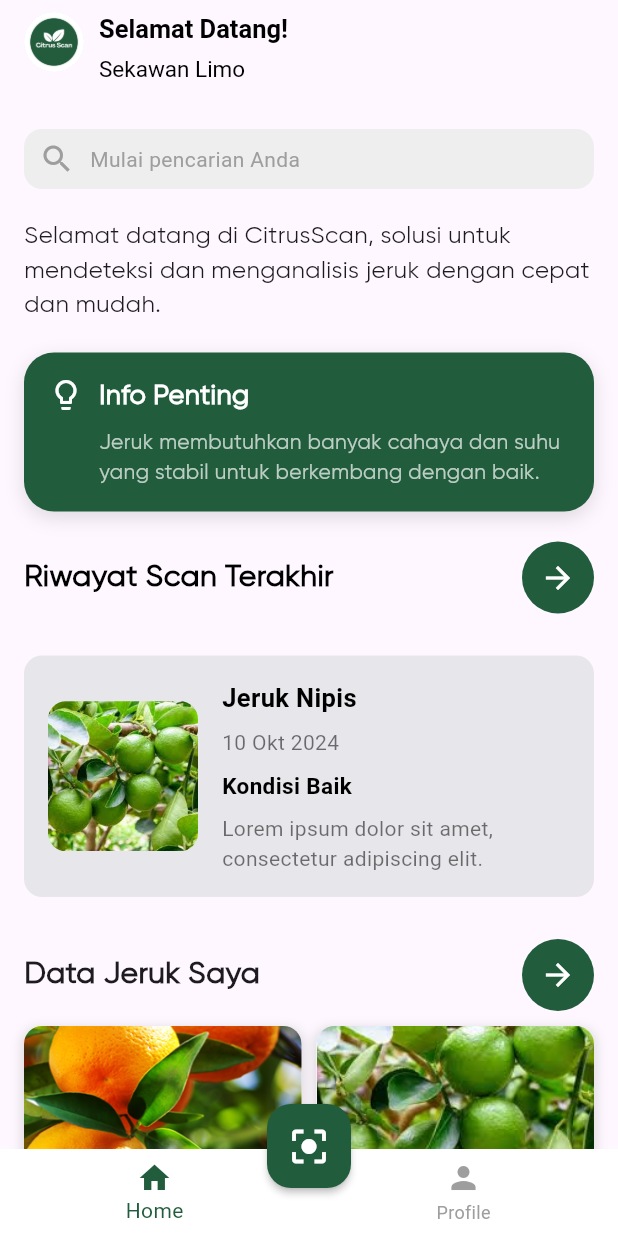
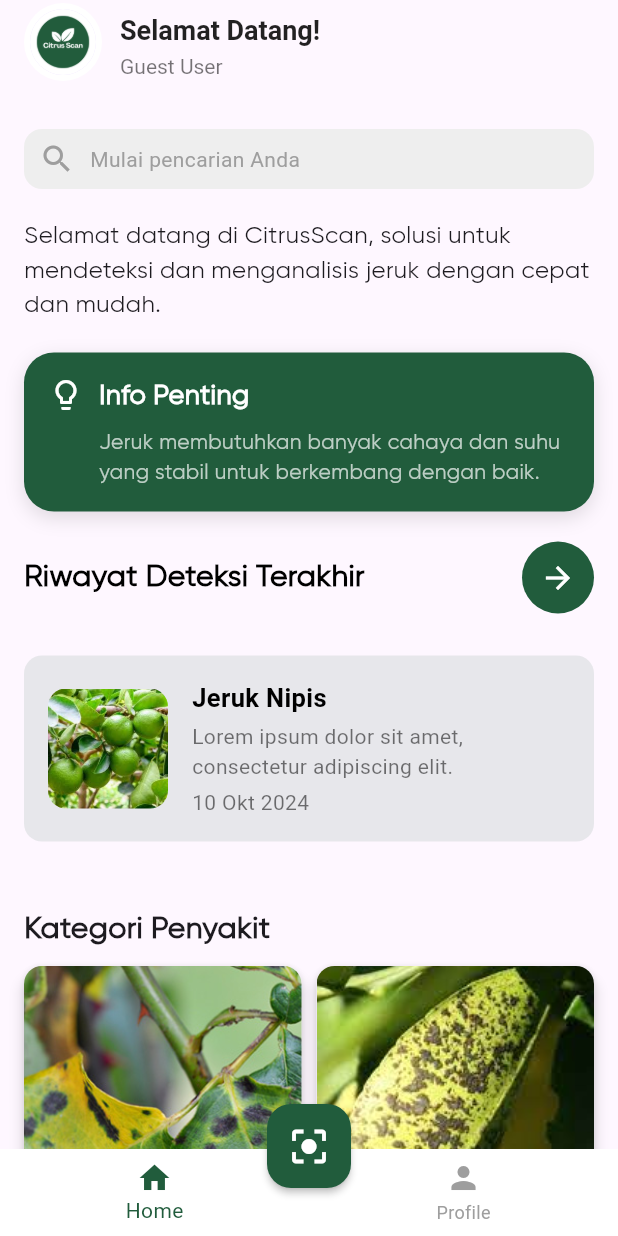
Before and after one commit to Eddav29/CitrusScan-Project, a Flutter app: the HomeScreen screen opened by its route, on a phone screen of 412 x 824 dp. Run offline on Flutter 3.47's test engine with Material 3 defaults, Android fonts, the light colour scheme and no system bars; our stand-ins replace camera, dio, flutter_riverpod, go_router, image_picker, loading_animation_widget and 1 more; accounts and stored records are empty.

Commit message:
Update: show scan history

```diff
--- a/frontend/frontend_project/lib/data/datasource/history_api.dart
+++ b/frontend/frontend_project/lib/data/datasource/history_api.dart
@@ -8,25 +8,29 @@ class HistoryApi {
 
   Future<List<History>> fetchUserHistory(String userId) async {
     try {
-      final response = await _dio.get('/user/$userId/history');
+      final response = await _dio.get('/user-history/$userId');
 
       if (response.data['data'] == null) {
         return [];
       }
 
       final data = response.data['data'] as List;
-      return data.map((history) => History.fromJson({
+      return data
+          .map((history) => History.fromJson({
                 'prediction_id': history['prediction_id'],
                 'disease_name': history['disease_name'],
+                'treatment': history['treatment'],
                 'created_at': history['created_at'],
                 'image_path': history['image_path'],
-      })).toList();
+              }))
+          .toList();
     } on DioException catch (e) {
       throw _handleError(e);
     }
   }
 
-  Future<HistoryDetail> fetchUserHistoryDetail(String userId, String historyId) async {
+  Future<HistoryDetail> fetchUserHistoryDetail(
+      String userId, String historyId) async {
     try {
       final response = await _dio.get('/user/$userId/history/$historyId');
       final data = response.data['data'];
@@ -37,10 +41,12 @@ class HistoryApi {
         imagePath: data['image_path'],
         description: data['description'],
         treatment: data['treatment'],
-        steps: (data['steps'] as List).map((step) => TreatmentStep(
+        steps: (data['steps'] as List)
+            .map((step) => TreatmentStep(
                   step: step['step'],
                   action: step['action'],
-        )).toList(),
+                ))
+            .toList(),
         createdAt: data['created_at'],
       );
     } on DioException catch (e) {
--- a/frontend/frontend_project/lib/screen/common/widgets/app_bar.dart
+++ b/frontend/frontend_project/lib/screen/common/widgets/app_bar.dart
@@ -1,62 +1,80 @@
 import 'package:flutter/material.dart';
+import 'package:flutter_riverpod/flutter_riverpod.dart';
+import 'package:citrus_scan/provider/provider.dart';
 
-class CustomAppBar extends StatelessWidget implements PreferredSizeWidget {
+class CustomAppBar extends ConsumerWidget implements PreferredSizeWidget {
   final Color backgroundColor;
 
   CustomAppBar({required this.backgroundColor});
 
   @override
-  Widget build(BuildContext context) {
+  Widget build(BuildContext context, WidgetRef ref) {
+    final authState = ref.watch(authControllerProvider);
+    final user = authState.user;
+
     return AppBar(
-      backgroundColor: backgroundColor, // Menentukan warna latar belakang AppBar
-      elevation: 0, // Menghilangkan bayangan pada AppBar
+      backgroundColor: backgroundColor,
+      elevation: 0,
       title: Row(
+        crossAxisAlignment: CrossAxisAlignment
+            .center, // Pastikan elemen sejajar secara vertikal
         children: [
           // Menampilkan logo di sebelah kiri
           Container(
+            padding: EdgeInsets.all(
+                4), // Memberikan padding agar logo tidak terlalu rapat dengan batas
             decoration: BoxDecoration(
-              color: Colors.white, // Mengatur warna background logo menjadi putih
-              shape: BoxShape.circle, // Membuat background berbentuk bulat
+              color: Colors.white, // Warna background logo putih
+              shape: BoxShape.circle, // Bentuk bulat untuk logo
             ),
             child: CircleAvatar(
-              backgroundImage: AssetImage('assets/images/logo.png'), // Menggunakan logo dari folder assets
-              radius: 20, // Ukuran logo
+              backgroundImage:
+                  AssetImage('assets/images/logo.png'), // Logo aplikasi
+              radius: 22, // Ukuran logo lebih besar agar terlihat jelas
             ),
           ),
-          SizedBox(width: 10), // Spasi antara logo dan teks
+          SizedBox(width: 12), // Memberikan spasi antara logo dan teks
 
           // Teks sambutan di sebelah kanan logo
-          Column(
-            crossAxisAlignment: CrossAxisAlignment.start, // Mengatur teks berposisi ke kiri
+          Expanded(
+            child: Column(
+              crossAxisAlignment:
+                  CrossAxisAlignment.start, // Teks akan terposisikan ke kiri
               children: [
                 Padding(
-                padding: const EdgeInsets.only(top: 7), // Jarak teks dari atas
+                  padding: const EdgeInsets.only(
+                      top: 6), // Menjaga jarak antar elemen
                   child: Text(
                     "Selamat Datang!", // Teks utama
                     style: TextStyle(
-                    fontSize: 17,
+                      fontSize: 18, // Ukuran font lebih besar untuk teks utama
                       fontWeight: FontWeight.bold,
-                    color: Colors.black, // Warna teks hitam
+                      color: Colors
+                          .black87, // Warna hitam yang sedikit lebih lembut untuk keterbacaan
                     ),
                   ),
                 ),
-              SizedBox(height: 6), // Jarak antara dua baris teks
+                SizedBox(height: 4), // Mengatur jarak antara dua baris teks
                 Text(
-                "Sekawan Limo", // Teks kedua (nama pengguna atau perusahaan)
+                  user?.name ?? 'Guest User', // Nama pengguna atau teks default
                   style: TextStyle(
-                  fontSize: 15,
                     fontWeight: FontWeight.normal,
-                  color: Colors.black, // Warna teks hitam
+                    color: Colors
+                        .black54, // Warna teks lebih lembut untuk subjudul
+                    fontSize: 14, // Ukuran font yang lebih kecil untuk subjudul
                   ),
                 ),
               ],
             ),
+          ),
         ],
       ),
-      automaticallyImplyLeading: false, // Tidak menampilkan tombol 'Back' secara otomatis
+      automaticallyImplyLeading:
+          false, // Tidak menampilkan tombol 'Back' secara otomatis
     );
   }
 
   @override
-  Size get preferredSize => Size.fromHeight(70.0); // Ukuran tinggi AppBar
+  Size get preferredSize =>
+      Size.fromHeight(80.0); // Ukuran tinggi AppBar disesuaikan dengan desain
 }
--- a/frontend/frontend_project/lib/screen/pages/home/home_screen.dart
+++ b/frontend/frontend_project/lib/screen/pages/home/home_screen.dart
@@ -1,9 +1,9 @@
+import 'package:citrus_scan/screen/pages/scan/scan_result_screen.dart';
 import 'package:flutter/material.dart';
 import 'package:image_picker/image_picker.dart';
 import '../../common/widgets/navigation_bar.dart';
 import 'tips_widget.dart';
 import '../scan/recent_scan_widget.dart';
-import 'data_jeruk_widget.dart';
 import '../../common/widgets/app_bar.dart';
 import '../history/scan_history_screen.dart';
 import '../search/search_disease.dart';
@@ -17,55 +17,59 @@ class HomeScreen extends StatefulWidget {
 class _HomeScreenState extends State<HomeScreen> {
   Color appBarColor = Colors.transparent;
 
-  // Data dummy untuk riwayat jeruk
-  final List<Map<String, String>> jerukData = [
-    {
-      "namaJeruk": "Jeruk Manis",
-      "tanggalScan": "2 Okt 2024",
-      "imagePath": 'assets/images/jeruk1.png',
+  // Widget untuk setiap kartu penyakit
+  Widget _buildDiseaseCard(String name, String imagePath) {
+    return GestureDetector(
+      onTap: () {
+        // Navigasi ke halaman scan hasil dan kirimkan imagePath
+        Navigator.push(
+          context,
+          MaterialPageRoute(
+            builder: (context) => ScanResultScreen(imagePath: imagePath),
+          ),
+        );
       },
-    {
-      "namaJeruk": "Jeruk Nipis",
-      "tanggalScan": "10 Okt 2024",
-      "imagePath": 'assets/images/jeruknipis.jpeg',
-    },
-    {
-      "namaJeruk": "Jeruk Bali",
-      "tanggalScan": "12 Okt 2024",
-      "imagePath": 'assets/images/jeruk1.png',
-    },
-    {
-      "namaJeruk": "Jeruk Keprok",
-      "tanggalScan": "15 Okt 2024",
-      "imagePath": 'assets/images/jeruknipis.jpeg',
-    },
-  ];
-
-  List<Widget> buildJerukRows() {
-    List<Widget> rows = [];
-    for (int i = 0; i < jerukData.length; i += 2) {
-      DataJerukWidget leftCard = DataJerukWidget(
-        namaJeruk: jerukData[i]["namaJeruk"]!,
-        tanggalScan: jerukData[i]["tanggalScan"]!,
-        imagePath: jerukData[i]["imagePath"]!,
+      child: Card(
+        shape: RoundedRectangleBorder(
+          borderRadius: BorderRadius.circular(12),
+        ),
+        elevation: 4,
+        margin: EdgeInsets.only(bottom: 16),
+        child: Stack(
+          children: [
+            ClipRRect(
+              borderRadius: BorderRadius.circular(12),
+              child: Image.asset(
+                imagePath,
+                fit: BoxFit.cover,
+                width: double.infinity,
+                height: double.infinity,
+              ),
+            ),
+            Positioned(
+              bottom: 8,
+              left: 8,
+              right: 8,
+              child: Text(
+                name,
+                style: TextStyle(
+                  fontSize: 16,
+                  fontWeight: FontWeight.bold,
+                  color: Colors.white,
+                  shadows: [
+                    Shadow(
+                      offset: Offset(0, 1),
+                      blurRadius: 2,
+                      color: Color(0xFF215C3C).withOpacity(0.5),
+                    ),
+                  ],
+                ),
+              ),
+            ),
+          ],
+        ),
+      ),
     );
-
-      DataJerukWidget rightCard = (i + 1 < jerukData.length)
-          ? DataJerukWidget(
-              namaJeruk: jerukData[i + 1]["namaJeruk"]!,
-              tanggalScan: jerukData[i + 1]["tanggalScan"]!,
-              imagePath: jerukData[i + 1]["imagePath"]!,
-            )
-          : DataJerukWidget(
-              namaJeruk: "",
-              tanggalScan: "",
-              imagePath: "",
-            );
-
-      rows.add(JerukRowWidget(leftCard: leftCard, rightCard: rightCard));
-      rows.add(SizedBox(height: 10));
-    }
-    return rows;
   }
 
   @override
@@ -94,7 +98,6 @@ class _HomeScreenState extends State<HomeScreen> {
                       Expanded(
                         child: GestureDetector(
                           onTap: () {
-                            // Navigasi ke halaman pencarian penyakit
                             Navigator.push(
                               context,
                               MaterialPageRoute(
@@ -144,7 +147,7 @@ class _HomeScreenState extends State<HomeScreen> {
                     mainAxisAlignment: MainAxisAlignment.spaceBetween,
                     children: [
                       Text(
-                        "Riwayat Scan Terakhir",
+                        "Riwayat Deteksi Terakhir",
                         style: TextStyle(
                           fontSize: 20,
                           fontWeight: FontWeight.bold,
@@ -160,7 +163,6 @@ class _HomeScreenState extends State<HomeScreen> {
                         child: IconButton(
                           icon: Icon(Icons.arrow_forward, color: Colors.white),
                           onPressed: () {
-                            // Pindah ke halaman riwayat scan lengkap
                             Navigator.push(
                               context,
                               MaterialPageRoute(
@@ -173,41 +175,35 @@ class _HomeScreenState extends State<HomeScreen> {
                     ],
                   ),
                   SizedBox(height: 10),
-                  // Menampilkan riwayat scan
                   RecentScanWidget(),
                   SizedBox(height: 20),
-                  // Data jeruk saya
-                  Row(
-                    mainAxisAlignment: MainAxisAlignment.spaceBetween,
-                    children: [
+                  // Kategori Penyakit
                   Text(
-                        "Data Jeruk Saya",
+                    "Kategori Penyakit",
                     style: TextStyle(
                       fontSize: 20,
                       fontWeight: FontWeight.bold,
                       fontFamily: 'Gilroy',
                     ),
                   ),
-                      Container(
-                        decoration: BoxDecoration(
-                          color: Color(0xFF215C3C),
-                          shape: BoxShape.circle,
-                        ),
-                        child: IconButton(
-                          icon: Icon(Icons.arrow_forward, color: Colors.white),
-                          onPressed: () {
-                            print("Lihat Selengkapnya Data Jeruk tapped");
-                            //go router ke halama history
-                            context.go('/history');
-                          },
-                        ),
-                      ),
+                  SizedBox(height: 10),
+                  // Menampilkan kategori penyakit
+                  GridView.count(
+                    shrinkWrap: true,
+                    crossAxisCount: 2, // 2 kolom per baris
+                    crossAxisSpacing: 10,
+                    mainAxisSpacing: 10,
+                    childAspectRatio: 3 / 4, // Proporsi untuk mendekati desain
+                    physics: NeverScrollableScrollPhysics(),
+                    children: [
+                      _buildDiseaseCard(
+                          'Black Spot', 'assets/images/black-spot.jpg'),
+                      _buildDiseaseCard(
+                          'Melanose', 'assets/images/melanose.jpeg'),
+                      _buildDiseaseCard('Canker', 'assets/images/canker.jpg'),
+                      _buildDiseaseCard(
+                          'Greening', 'assets/images/greening.jpeg'),
                     ],
-                  ),
-                  SizedBox(height: 10),
-                  // Menampilkan semua data jeruk
-                  Column(
-                    children: buildJerukRows(),
                   ),
                 ],
               ),
--- a/frontend/frontend_project/lib/screen/pages/scan/recent_scan_widget.dart
+++ b/frontend/frontend_project/lib/screen/pages/scan/recent_scan_widget.dart
@@ -16,7 +16,10 @@ class RecentScanWidget extends StatelessWidget {
               // Arahkan ke halaman ScanResultScreen saat kartu diklik
               Navigator.push(
                 context,
-                MaterialPageRoute(builder: (context) => ScanResultScreen(imagePath: '',)),
+                MaterialPageRoute(
+                    builder: (context) => ScanResultScreen(
+                          imagePath: '',
+                        )),
               );
             },
             child: Container(
@@ -26,6 +29,9 @@ class RecentScanWidget extends StatelessWidget {
                 borderRadius: BorderRadius.circular(12), // Sudut melengkung
               ),
               padding: EdgeInsets.all(16),
+              margin: EdgeInsets.only(
+                  bottom:
+                      16), // Menambahkan margin bawah untuk jarak antar item
               child: Row(
                 children: [
                   // Gambar hasil scan
@@ -33,8 +39,10 @@ class RecentScanWidget extends StatelessWidget {
                     borderRadius: BorderRadius.circular(12),
                     child: Image.asset(
                       'assets/images/jeruknipis.jpeg',
-                      width: 100, // Lebar gambar
-                      height: 100, // Tinggi gambar
+                      width:
+                          80, // Sesuaikan dengan ukuran gambar di ScanHistoryScreen
+                      height:
+                          80, // Sesuaikan dengan ukuran gambar di ScanHistoryScreen
                       fit: BoxFit.cover, // Menjaga proporsi gambar
                     ),
                   ),
@@ -52,31 +60,22 @@ class RecentScanWidget extends StatelessWidget {
                             color: Colors.black, // Warna font hitam
                           ),
                         ),
-                        SizedBox(height: 8),
+                        SizedBox(height: 4),
+                        Text(
+                          'Lorem ipsum dolor sit amet, consectetur adipiscing elit.', // Keterangan tambahan
+                          style: TextStyle(
+                            fontSize: 14,
+                            color: Colors
+                                .black54, // Warna hitam dengan transparansi
+                          ),
+                        ),
+                        SizedBox(height: 4),
                         Text(
                           '10 Okt 2024', // Tanggal scan
                           style: TextStyle(
                             fontSize: 14,
                             color: Colors
                                 .black54, // Warna font hitam dengan transparansi
-                          ),
-                        ),
-                        SizedBox(height: 8),
-                        Text(
-                          'Kondisi Baik', // Kondisi produk
-                          style: TextStyle(
-                            fontSize: 15,
-                            fontWeight: FontWeight.bold,
-                            color: Colors.black, // Warna font hitam
-                          ),
-                        ),
-                        SizedBox(height: 8),
-                        Text(
-                          'Lorem ipsum dolor sit amet, consectetur adipiscing elit.', // Keterangan tambahan
-                          style: TextStyle(
-                            fontSize: 14,
-                            color: Colors
-                                .black54, // Warna hitam dengan transparansi
                           ),
                         ),
                       ],
--- a/frontend/frontend_project/pubspec.yaml
+++ b/frontend/frontend_project/pubspec.yaml
@@ -24,6 +24,8 @@ dependencies:
   flutter_riverpod: ^2.6.1
   google_sign_in: ^6.2.2
   flutter_email_sender: ^6.0.3
+  intl: ^0.18.0
+  flutter_secure_storage: ^8.0.0
 
 dev_dependencies:
   flutter_test:
```
Also changed, not shown: frontend/frontend_project/lib/controller/history_controller.dart (+9 -1 lines), frontend/frontend_project/lib/data/model/history/history.dart (+16 -5 lines), frontend/frontend_project/lib/provider/provider.dart (+10 -5 lines), frontend/frontend_project/lib/screen/pages/history/scan_history_screen.dart (+72 -153 lines), frontend/frontend_project/lib/controller/auth_controller.dart (line endings or trailing spaces), frontend/frontend_project/lib/data/model/user/user.dart (line endings or trailing spaces), frontend/frontend_project/pubspec.lock, 8 other files. Lines whose indentation alone changed are shown as unchanged.
